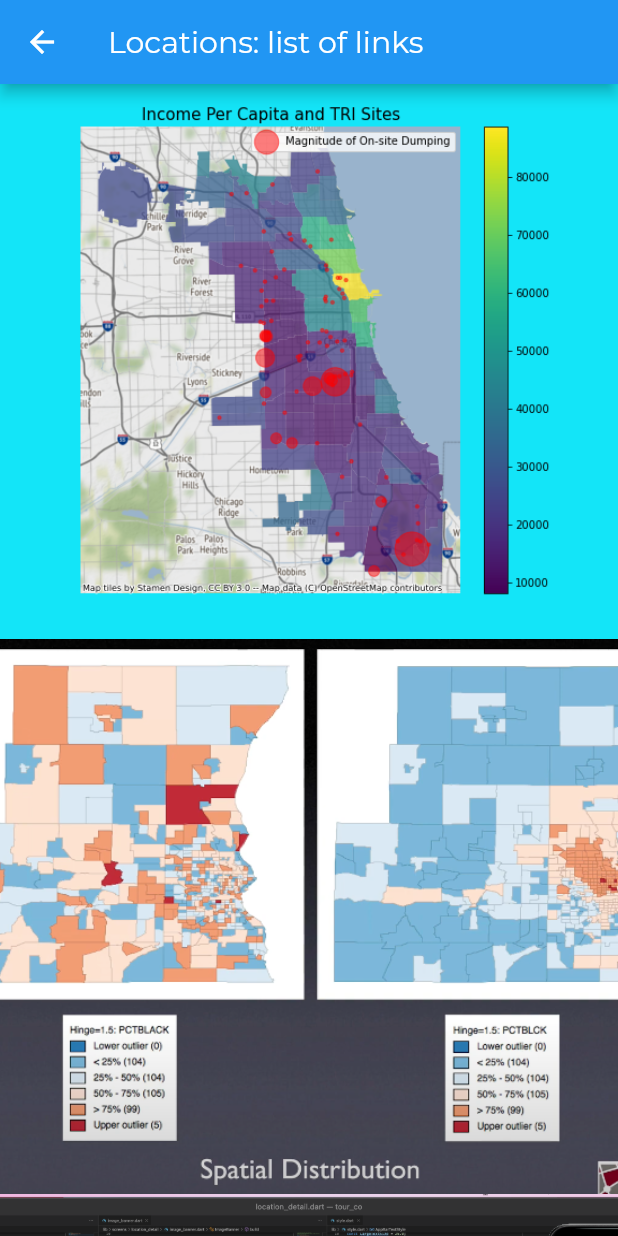
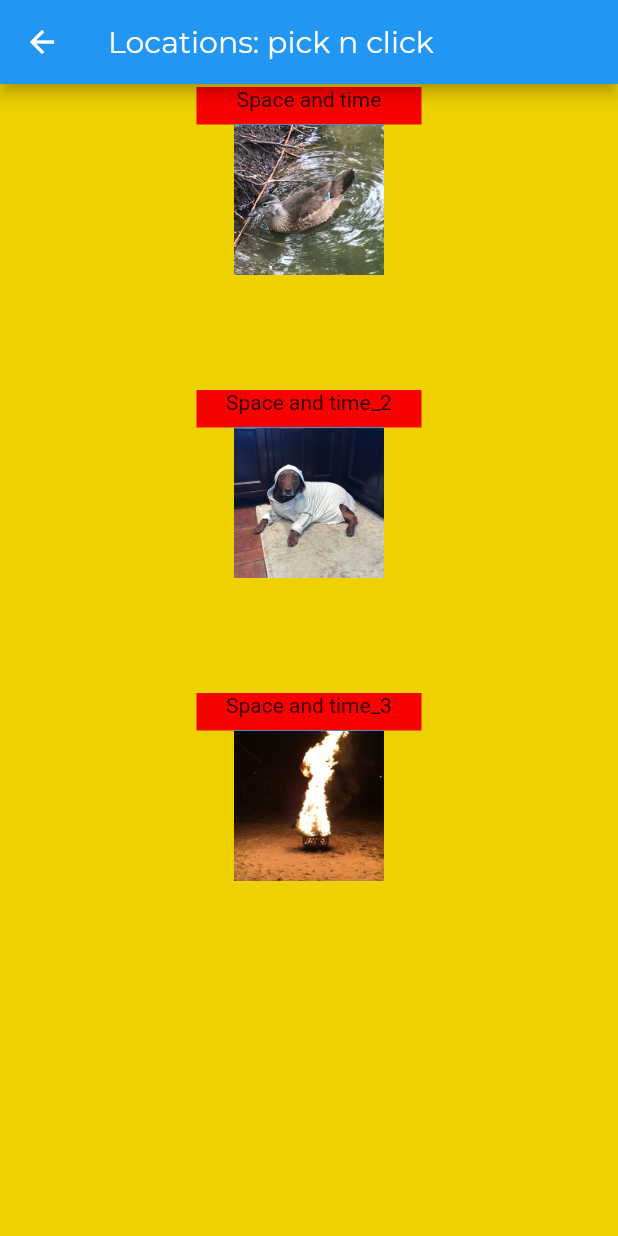
Before and after one commit to gramjos/tour_co, a Flutter app: the Locations screen opened by its route, on a phone screen of 412 x 824 dp. Run offline on Flutter 3.47's test engine with Material 2 defaults, Android fonts, the light colour scheme and no system bars.

Commit message:
beginner navigation between screen

```diff
--- a/lib/app.dart
+++ b/lib/app.dart
@@ -1,10 +1,12 @@
 import 'package:flutter/material.dart';
 import 'screens/locations/locations.dart';
 import 'screens/location_detail/location_detail.dart';
+import 'screens/home/start_page.dart';
 import 'style.dart';
 
-const String locationRoute = '/';
-const String locationDetailRoute = '/location_detail';
+const String hom = '/';
+const String locationRoute = '/locations';
+const String locationDetailRoute = '/locations/location_detail';
 
 class App extends StatelessWidget {
   const App({Key? key}) : super(key: key);
@@ -24,6 +26,9 @@ class App extends StatelessWidget {
           settings.arguments as Map<String, dynamic>?;
       Widget screen;
       switch (settings.name) {
+        case hom:
+          screen = const StartPage();
+          break;
         case locationRoute:
           screen = const Locations();
           break;
--- a/lib/models/location.dart
+++ b/lib/models/location.dart
@@ -4,27 +4,35 @@ class Location {
   final int id;
   String name;
   String imagePath;
+  String preImagePath;
   final List<LocationFact> facts;
 
-  Location(this.id, this.name, this.imagePath, this.facts);
+  Location(this.id, this.name, this.imagePath, this.preImagePath, this.facts);
 
   static List<Location> fetchAll() {
     return [
-      Location(1, 'Space and time', 'assets/images/inc_tri.png', [
-        LocationFact('Summary',
-            'While we could go on about the ethereal glow and seemingly endless heights of this bamboo grove on the outskirts of Kyoto, the sight\'s pleasures extend beyond the visual realm.'),
-        LocationFact('How to Get There',
-            'Kyoto airport, with several terminals, is located 16 kilometres south of the city and is also known as Kyoto. Kyoto can also be reached by transport links from other regional airports.'),
-      ]),
-      Location(2, 'Space and time_2',
-          'assets/images/Milwaukee_spatial_distribu.png', [
+      Location(1, 'Space and time', 'assets/images/inc_tri.png',
+          'assets/images/pre_inc_tri.jpeg', [
         LocationFact('Summary',
             'While we could go on about the ethereal glow and seemingly endless heights of this bamboo grove on the outskirts of Kyoto, the sight\'s pleasures extend beyond the visual realm.'),
         LocationFact('How to Get There',
             'Kyoto airport, with several terminals, is located 16 kilometres south of the city and is also known as Kyoto. Kyoto can also be reached by transport links from other regional airports.'),
       ]),
       Location(
-          3, 'Space and time_3', 'assets/images/SimpleStaticMobilePage.png', [
+          2,
+          'Space and time_2',
+          'assets/images/Milwaukee_spatial_distribu.png',
+          'assets/images/pre_Milwaukee_spatial_distribu.jpeg', [
+        LocationFact('Summary',
+            'While we could go on about the ethereal glow and seemingly endless heights of this bamboo grove on the outskirts of Kyoto, the sight\'s pleasures extend beyond the visual realm.'),
+        LocationFact('How to Get There',
+            'Kyoto airport, with several terminals, is located 16 kilometres south of the city and is also known as Kyoto. Kyoto can also be reached by transport links from other regional airports.'),
+      ]),
+      Location(
+          3,
+          'Space and time_3',
+          'assets/images/SimpleStaticMobilePage.png',
+          'assets/images/pre_SimpleStaticMobilePage.PNG', [
         LocationFact('Summary',
             'While we could go on about the ethereal glow and seemingly endless heights of this bamboo grove on the outskirts of Kyoto, the sight\'s pleasures extend beyond the visual realm.'),
         LocationFact('How to Get There',
--- /dev/null
+++ b/lib/screens/home/start_page.dart
@@ -0,0 +1,22 @@
+import 'package:flutter/material.dart';
+
+class StartPage extends StatelessWidget {
+  const StartPage({Key? key}) : super(key: key);
+
+  @override
+  Widget build(BuildContext context) {
+    return Scaffold(
+      appBar: AppBar(
+        title: const Text('a home page'),
+      ),
+      body: Center(
+        child: ElevatedButton(
+          onPressed: () {
+            Navigator.pushNamed(context, '/locations');
+          },
+          child: const Text('go to item list'),
+        ),
+      ),
+    );
+  }
+}
--- a/lib/screens/locations/locations.dart
+++ b/lib/screens/locations/locations.dart
@@ -12,20 +12,45 @@ class Locations extends StatelessWidget {
 
     return Scaffold(
       appBar: AppBar(
-        title: const Text('Locations: list of links'),
+        title: const Text('Locations: pick n click'),
       ),
       body: ListView.builder(
         itemCount: locations.length,
         itemBuilder: (context, index) =>
             _itemBuilder(context, locations[index]),
       ),
+      backgroundColor: const Color.fromARGB(255, 237, 209, 0),
     );
   }
 
   Widget _itemBuilder(BuildContext context, Location location) {
     return GestureDetector(
       onTap: () => _onLocationTap(context, location.id),
-      child: ImageBanner(location.imagePath),
+      child: Container(
+        padding: const EdgeInsets.fromLTRB(2, 2, 2, 0),
+        child: SizedBox(
+          height: 200,
+          width: 200,
+          child: Column(
+            children: <Widget>[
+              Container(
+                alignment: Alignment.topCenter,
+                height: 25,
+                width: 150,
+                color: const Color.fromARGB(255, 250, 1, 1),
+                child: Text(location.name),
+              ),
+              Container(
+                height: 100,
+                width: 100,
+                alignment: Alignment.bottomCenter,
+                color: const Color.fromARGB(255, 30, 1, 250),
+                child: ImageBanner(location.preImagePath),
+              )
+            ],
+          ),
+        ),
+      ),
     );
   }
 
```
Also changed, not shown: lib/widgets/image_banner.dart (+7 -7 lines), assets/images/pre_Milwaukee_spatial_distribu.jpeg (added), assets/images/pre_SimpleStaticMobilePage.PNG (added), assets/images/pre_inc_tri.jpeg (added), 1 other file.
